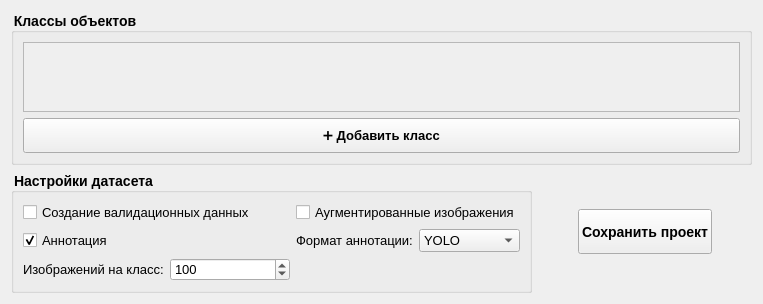
Above: src/uis/tabs/project_tab.ui from b1t0nese/MacLearn before the change. Below: the same form after it.
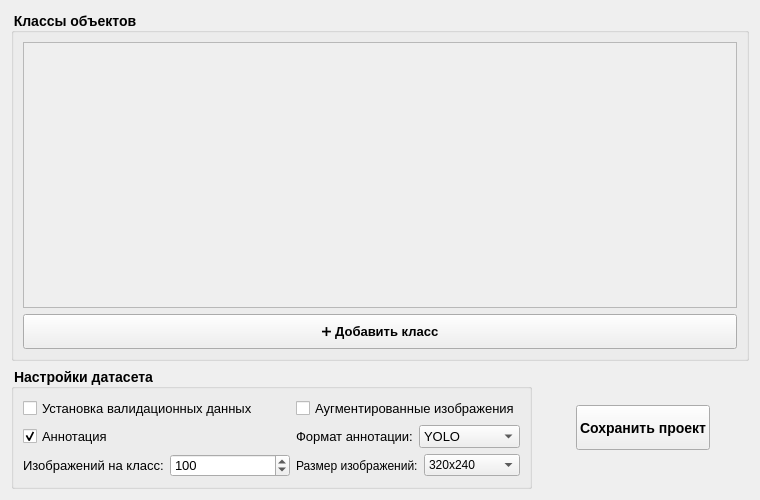
That is the form after the change.

Commit message:
first autodatset work | download images
-Много фиксов
-Рефакторинг autodataset модуля
-Установка изображений в autodataset
-Визуализация статуса работы модуля autodataset с помощью pyqtSignal
-Обновлена пояснительная записка

The edit to the form file:
```diff
--- a/src/uis/tabs/project_tab.ui
+++ b/src/uis/tabs/project_tab.ui
@@ -2,6 +2,14 @@
 <ui version="4.0">
  <class>ProjectTab</class>
  <widget class="QWidget" name="ProjectTab">
+  <property name="geometry">
+   <rect>
+    <x>0</x>
+    <y>0</y>
+    <width>760</width>
+    <height>500</height>
+   </rect>
+  </property>
   <layout class="QVBoxLayout" name="verticalLayout_2">
    <item>
     <widget class="QGroupBox" name="classes_group">
@@ -28,8 +36,8 @@
           <rect>
            <x>0</x>
            <y>0</y>
-           <width>1136</width>
-           <height>509</height>
+           <width>720</width>
+           <height>279</height>
           </rect>
          </property>
          <layout class="QVBoxLayout" name="classes_vertical_layout"/>
@@ -78,7 +86,7 @@
            <string notr="true">font-size: 13px;</string>
           </property>
           <property name="text">
-           <string>Создание валидационных данных</string>
+           <string>Установка валидационных данных</string>
           </property>
          </widget>
         </item>
@@ -138,6 +146,11 @@
          <layout class="QHBoxLayout" name="horizontalLayout_2">
           <item>
            <widget class="QLabel" name="label_2">
+            <property name="font">
+             <font>
+              <pointsize>8</pointsize>
+             </font>
+            </property>
             <property name="styleSheet">
              <string notr="true">font-size: 13px;</string>
             </property>
@@ -173,6 +186,81 @@
           </item>
          </layout>
         </item>
+        <item row="2" column="1">
+         <layout class="QHBoxLayout" name="horizontalLayout_3">
+          <item>
+           <widget class="QLabel" name="label_3">
+            <property name="font">
+             <font>
+              <pointsize>9</pointsize>
+             </font>
+            </property>
+            <property name="text">
+             <string>Размер изображений:</string>
+            </property>
+           </widget>
+          </item>
+          <item>
+           <widget class="QComboBox" name="combo_images_size">
+            <property name="font">
+             <font>
+              <pointsize>9</pointsize>
+             </font>
+            </property>
+            <item>
+             <property name="text">
+              <string>320x240</string>
+             </property>
+            </item>
+            <item>
+             <property name="text">
+              <string>416x320</string>
+             </property>
+            </item>
+            <item>
+             <property name="text">
+              <string>640x360</string>
+             </property>
+            </item>
+            <item>
+             <property name="text">
+              <string>608x448</string>
+             </property>
+            </item>
+            <item>
+             <property name="text">
+              <string>640x480</string>
+             </property>
+            </item>
+            <item>
+             <property name="text">
+              <string>800x600</string>
+             </property>
+            </item>
+            <item>
+             <property name="text">
+              <string>832x640</string>
+             </property>
+            </item>
+            <item>
+             <property name="text">
+              <string>854x480</string>
+             </property>
+            </item>
+            <item>
+             <property name="text">
+              <string>1024x768</string>
+             </property>
+            </item>
+            <item>
+             <property name="text">
+              <string>1280x720</string>
+             </property>
+            </item>
+           </widget>
+          </item>
+         </layout>
+        </item>
        </layout>
       </widget>
      </item>
```
The commit also changes 8 other files.
